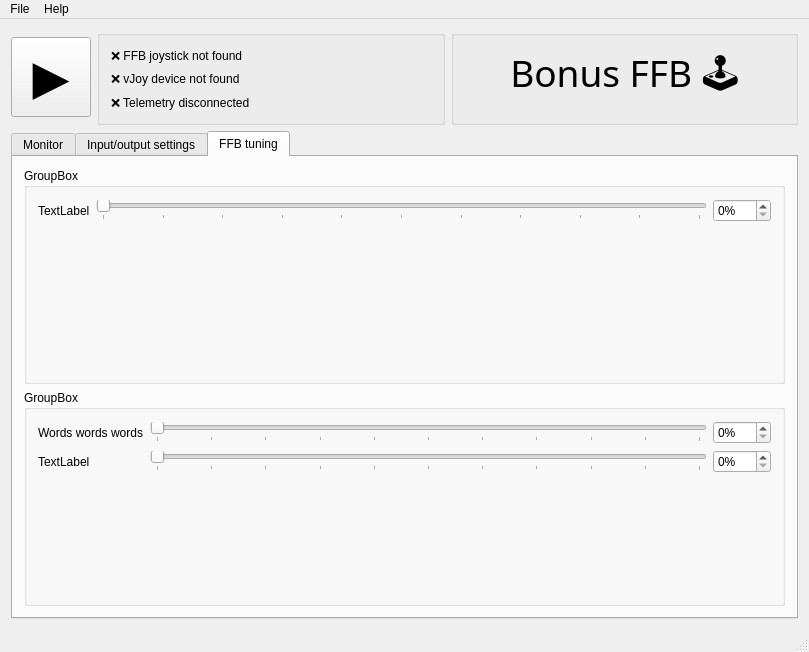
The window that H-Shifter/HShifter.ui (kgmonteith/BonusFFB) describes before a commit, drawn with Qt 5.
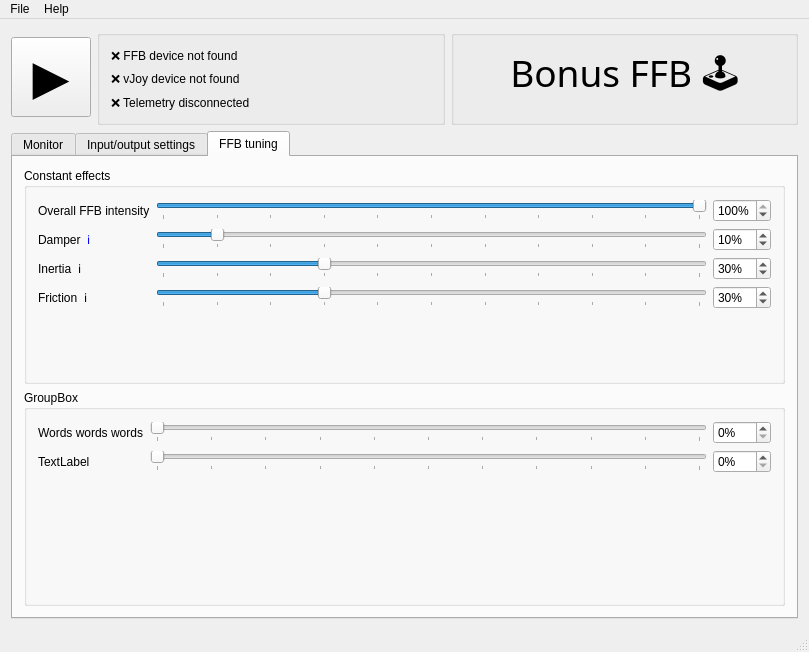
The same window after the commit. The open tabs and pages were chosen to show the change. Icons and pictures are not drawn.

Commit message: Initial FFB effects

Diff of the .ui file:
```diff
--- a/H-Shifter/HShifter.ui
+++ b/H-Shifter/HShifter.ui
@@ -55,7 +55,7 @@
        <item>
         <widget class="QLabel" name="label_2">
          <property name="text">
-          <string>❌ FFB joystick not found</string>
+          <string>❌ FFB device not found</string>
          </property>
         </widget>
        </item>
@@ -622,15 +622,19 @@
         <item>
          <widget class="QGroupBox" name="groupBox_10">
           <property name="title">
-           <string>GroupBox</string>
+           <string>Constant effects</string>
           </property>
           <layout class="QFormLayout" name="formLayout_4">
            <item row="0" column="0">
-            <widget class="QLabel" name="label_10">
-             <property name="text">
-              <string>TextLabel</string>
-             </property>
-            </widget>
+            <layout class="QHBoxLayout" name="horizontalLayout_10">
+             <item>
+              <widget class="QLabel" name="label_10">
+               <property name="text">
+                <string>Overall FFB intensity</string>
+               </property>
+              </widget>
+             </item>
+            </layout>
            </item>
            <item row="0" column="1">
             <layout class="QHBoxLayout" name="horizontalLayout_5">
@@ -639,6 +643,9 @@
                <property name="maximum">
                 <number>100</number>
                </property>
+               <property name="value">
+                <number>100</number>
+               </property>
                <property name="orientation">
                 <enum>Qt::Orientation::Horizontal</enum>
                </property>
@@ -657,6 +664,180 @@
                </property>
                <property name="maximum">
                 <number>100</number>
+               </property>
+               <property name="value">
+                <number>100</number>
+               </property>
+              </widget>
+             </item>
+            </layout>
+           </item>
+           <item row="1" column="0">
+            <layout class="QHBoxLayout" name="horizontalLayout_11">
+             <item>
+              <widget class="QLabel" name="label_13">
+               <property name="text">
+                <string>Damper</string>
+               </property>
+              </widget>
+             </item>
+             <item>
+              <widget class="QLabel" name="label_14">
+               <property name="toolTip">
+                <string>Words words words</string>
+               </property>
+               <property name="text">
+                <string>&lt;a href=&quot;https://google.com&quot; style=&quot;text-decoration: none&quot;&gt;ℹ️&lt;/a&gt;</string>
+               </property>
+               <property name="openExternalLinks">
+                <bool>true</bool>
+               </property>
+               <property name="textInteractionFlags">
+                <set>Qt::TextInteractionFlag::TextBrowserInteraction</set>
+               </property>
+              </widget>
+             </item>
+            </layout>
+           </item>
+           <item row="1" column="1">
+            <layout class="QHBoxLayout" name="horizontalLayout_12">
+             <item>
+              <widget class="QSlider" name="damperSlider">
+               <property name="maximum">
+                <number>100</number>
+               </property>
+               <property name="value">
+                <number>10</number>
+               </property>
+               <property name="orientation">
+                <enum>Qt::Orientation::Horizontal</enum>
+               </property>
+               <property name="tickPosition">
+                <enum>QSlider::TickPosition::TicksBelow</enum>
+               </property>
+               <property name="tickInterval">
+                <number>10</number>
+               </property>
+              </widget>
+             </item>
+             <item>
+              <widget class="QSpinBox" name="damperSpinBox">
+               <property name="suffix">
+                <string>%</string>
+               </property>
+               <property name="maximum">
+                <number>100</number>
+               </property>
+               <property name="value">
+                <number>10</number>
+               </property>
+              </widget>
+             </item>
+            </layout>
+           </item>
+           <item row="2" column="0">
+            <layout class="QHBoxLayout" name="horizontalLayout_13">
+             <item>
+              <widget class="QLabel" name="label_15">
+               <property name="text">
+                <string>Inertia</string>
+               </property>
+              </widget>
+             </item>
+             <item>
+              <widget class="QLabel" name="label_16">
+               <property name="text">
+                <string>ℹ️</string>
+               </property>
+              </widget>
+             </item>
+            </layout>
+           </item>
+           <item row="2" column="1">
+            <layout class="QHBoxLayout" name="horizontalLayout_14">
+             <item>
+              <widget class="QSlider" name="inertiaSlider">
+               <property name="maximum">
+                <number>100</number>
+               </property>
+               <property name="value">
+                <number>30</number>
+               </property>
+               <property name="orientation">
+                <enum>Qt::Orientation::Horizontal</enum>
+               </property>
+               <property name="tickPosition">
+                <enum>QSlider::TickPosition::TicksBelow</enum>
+               </property>
+               <property name="tickInterval">
+                <number>10</number>
+               </property>
+              </widget>
+             </item>
+             <item>
+              <widget class="QSpinBox" name="inertiaSpinBox">
+               <property name="suffix">
+                <string>%</string>
+               </property>
+               <property name="maximum">
+                <number>100</number>
+               </property>
+               <property name="value">
+                <number>30</number>
+               </property>
+              </widget>
+             </item>
+            </layout>
+           </item>
+           <item row="3" column="0">
+            <layout class="QHBoxLayout" name="horizontalLayout_15">
+             <item>
+              <widget class="QLabel" name="label_17">
+               <property name="text">
+                <string>Friction</string>
+               </property>
+              </widget>
+             </item>
+             <item>
+              <widget class="QLabel" name="label_18">
+               <property name="text">
+                <string>ℹ️</string>
+               </property>
+              </widget>
+             </item>
+            </layout>
+           </item>
+           <item row="3" column="1">
+            <layout class="QHBoxLayout" name="horizontalLayout_16">
+             <item>
+              <widget class="QSlider" name="frictionSlider">
+               <property name="maximum">
+                <number>100</number>
+               </property>
+               <property name="value">
+                <number>30</number>
+               </property>
+               <property name="orientation">
+                <enum>Qt::Orientation::Horizontal</enum>
+               </property>
+               <property name="tickPosition">
+                <enum>QSlider::TickPosition::TicksBelow</enum>
+               </property>
+               <property name="tickInterval">
+                <number>10</number>
+               </property>
+              </widget>
+             </item>
+             <item>
+              <widget class="QSpinBox" name="frictionSpinBox">
+               <property name="suffix">
+                <string>%</string>
+               </property>
+               <property name="maximum">
+                <number>100</number>
+               </property>
+               <property name="value">
+                <number>30</number>
                </property>
               </widget>
              </item>
```
Left out of the diff: 172 changed lines with no effect on the pictures. The commit also changes 21 other files.
